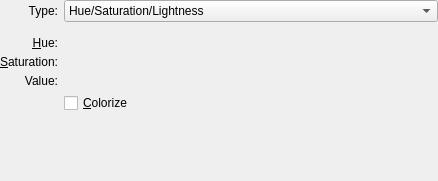
First picture: the form in plugins/filters/colorsfilters/wdg_hsv_adjustment.ui, repository KDE/krita, before the edit.
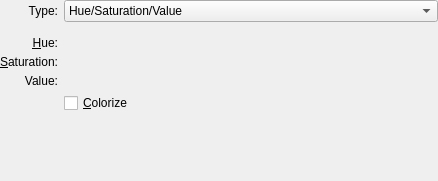
Second picture: the form after the edit. Custom widgets are drawn as their Qt base class.

Diff of the .ui file:
```diff
--- a/plugins/filters/colorsfilters/wdg_hsv_adjustment.ui
+++ b/plugins/filters/colorsfilters/wdg_hsv_adjustment.ui
@@ -152,7 +152,7 @@
    <item row="0" column="1">
     <widget class="QComboBox" name="cmbType">
      <property name="currentIndex">
-      <number>1</number>
+      <number>0</number>
      </property>
      <item>
       <property name="text">
```
Left out of the diff: 15 changed lines with no effect on the pictures.
